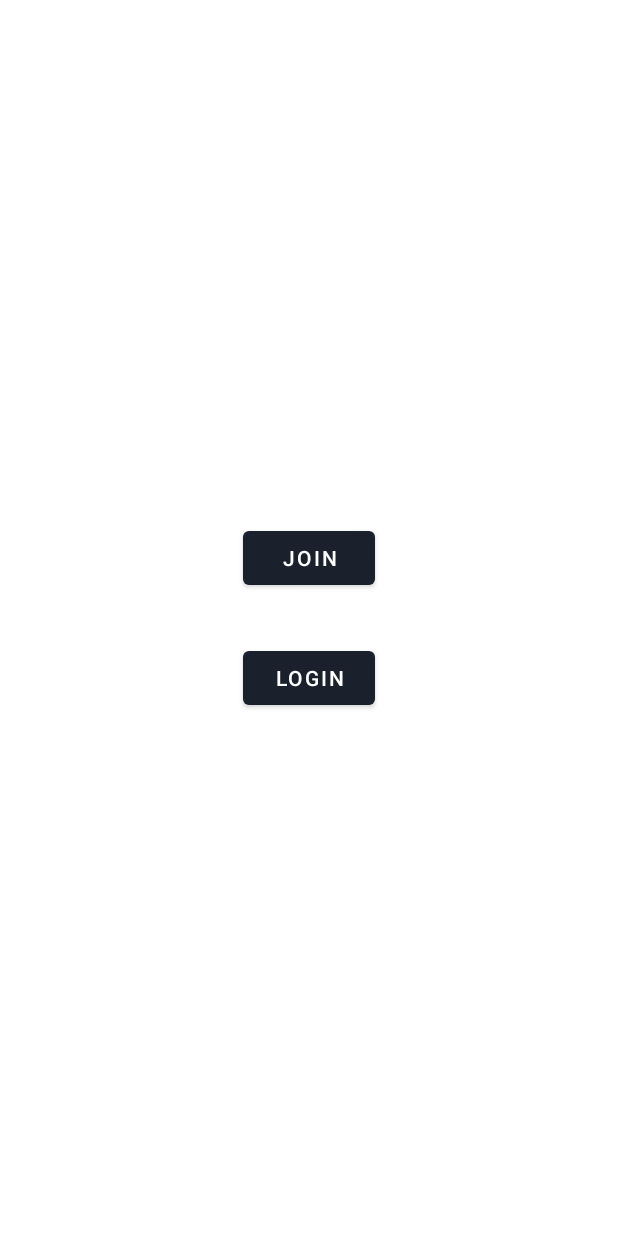
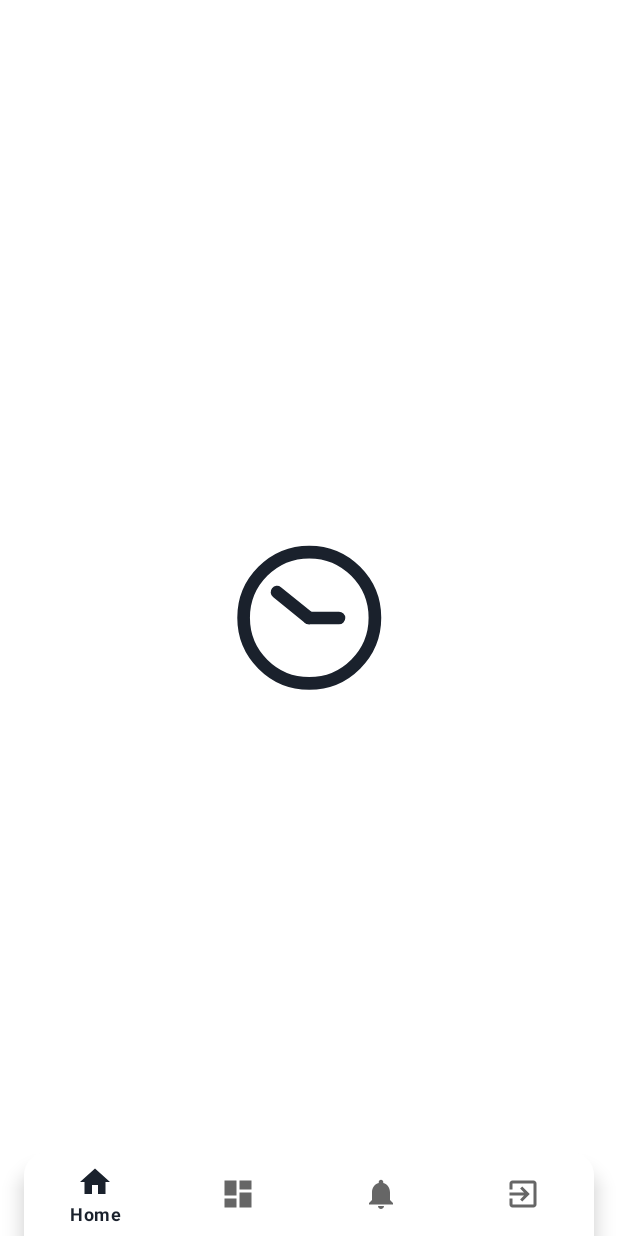
Before and after one commit to sahuadarsh0/GuruMantra, an Android app: the MainActivity screen opened directly, with no data from a screen before it, on a phone screen of 412 x 824 dp. Run offline under Robolectric (Android 15) with nearby library versions, the phone set to English and light mode, and no system bars; our stand-ins replace Dagger/Hilt's generated code, data binding, navigation-ui; libraries missing offline, so code that uses them is left out: com.afollestad.materialdialogs, us.zoom.sdk; 4 statements that could not run were skipped.

Commit message:
Completed Navigation Component

```diff
--- a/app/src/main/AndroidManifest.xml
+++ b/app/src/main/AndroidManifest.xml
@@ -12,10 +12,6 @@
         android:roundIcon="@mipmap/ic_launcher_round"
         android:supportsRtl="true"
         android:theme="@style/SplashScreenTheme" >
-        <activity
-            android:name=".DashboardActivity"
-            android:exported="true"
-            android:label="@string/title_activity_dashboard" />
         <activity
             android:name=".LoginActivity"
             android:exported="true" >
--- a/app/src/main/java/technited/minds/gurumantra/MainActivity.kt
+++ b/app/src/main/java/technited/minds/gurumantra/MainActivity.kt
@@ -1,67 +1,116 @@
 package technited.minds.gurumantra
 
 import android.content.Context
+import android.os.Bundle
+import android.widget.Toast
 import androidx.appcompat.app.AppCompatActivity
-import android.os.Bundle
-import android.util.Log
 import androidx.databinding.DataBindingUtil
+import androidx.navigation.NavController
+import androidx.navigation.findNavController
+import androidx.navigation.ui.AppBarConfiguration
+import androidx.navigation.ui.setupActionBarWithNavController
+import androidx.navigation.ui.setupWithNavController
 import com.afollestad.materialdialogs.MaterialDialog
-import retrofit2.Call
-import retrofit2.Callback
-import retrofit2.Response
-import technited.minds.gurumantra.data.remote.ApiService
+import com.google.android.material.bottomnavigation.BottomNavigationView
+import dagger.hilt.android.AndroidEntryPoint
 import technited.minds.gurumantra.databinding.ActivityMainBinding
-import technited.minds.gurumantra.model.MeetingDetails
+import technited.minds.gurumantra.utils.SharedPrefs
 import us.zoom.sdk.*
+import javax.inject.Inject
 
+@AndroidEntryPoint
 class MainActivity : AppCompatActivity() {
-    private lateinit var activityMainBinding: ActivityMainBinding
+    private lateinit var binding: ActivityMainBinding
+    private lateinit var navController: NavController
+
+    @Inject
+    lateinit var userSharedPreferences: SharedPrefs
     override fun onCreate(savedInstanceState: Bundle?) {
+        super.onCreate(savedInstanceState)
         setTheme(R.style.Theme_GuruMantra)
-        super.onCreate(savedInstanceState)
-        activityMainBinding =DataBindingUtil.setContentView(this,R.layout.activity_main)
+        binding = DataBindingUtil.setContentView(this, R.layout.activity_main)
         initializeSdk(this)
-        activityMainBinding.join.setOnClickListener{
-            getMeetings()
-        }
-    }
+//        binding.join.setOnClickListener{
+////            getMeetings()
+//        }
+        val bottomNavigationView: BottomNavigationView = binding.navView
+        navController = findNavController(R.id.nav_host_fragment_activity_main)
+        bottomNavigationView.setupWithNavController(navController)
 
-    private fun getMeetings() {
-        val apiService = ApiService.create().getMeetings()
-        apiService.enqueue(object : Callback<MeetingDetails?>{
-            override fun onResponse(call: Call<MeetingDetails?>, response: Response<MeetingDetails?>) {
-                if (response.body()?.details!!.isNotEmpty()) {
-                   val meeting  = response.body()!!
-                    meeting.details.apply {
-                        if (this[0].meetingId.isNotEmpty() && this[0].mPassword.isNotEmpty() ) {
-                            Log.d("asa", "onResponse: ${this[0].meetingId} and ,${this[0].mPassword}")
-                            joinMeeting(this@MainActivity,this[0].meetingId,this[0].mPassword)
+        bottomNavigationView.setOnItemSelectedListener { item ->
+            when (item.itemId) {
+                R.id.navigation_home -> {
+                    navController.navigate(R.id.navigation_home)
+                    return@setOnItemSelectedListener true
+                }
+                R.id.navigation_dashboard -> {
+                    navController.navigate(R.id.navigation_dashboard)
+                    return@setOnItemSelectedListener true
+                }
+                R.id.navigation_notifications -> {
+                    navController.navigate(R.id.navigation_notifications)
+                    return@setOnItemSelectedListener true
+                }
+
+                R.id.logout -> {
+                    MaterialDialog(this).show {
+                        title(text = "Logout?")
+                        message(text = "Are you sure want to logout ?")
+                        cornerRadius(16f)
+                        positiveButton(text = "Yes") { dialog ->
+                            userSharedPreferences.clearAll()
+                            dialog.dismiss()
+                            finish()
                         }
-                    }
-                }else{
-                    MaterialDialog(this@MainActivity).show {
-                        title(text = "PACKAGE ERROR")
-                        message(text = "Unable to Retrieve package details")
-                        cornerRadius(16f)
-                        positiveButton(text = "OK") { dialog ->
+                        negativeButton(text = "Cancel") { dialog ->
                             dialog.dismiss()
                         }
                     }
+                    return@setOnItemSelectedListener true
                 }
+                else -> Toast.makeText(this, "Select an item", Toast.LENGTH_SHORT).show()
             }
 
-            override fun onFailure(call: Call<MeetingDetails?>, t: Throwable) {
-                MaterialDialog(this@MainActivity).show {
-                    title(text = "API ERROR")
-                    message(text = "")
-                    cornerRadius(16f)
-                    positiveButton(text = "OK") { dialog ->
-                        dialog.dismiss()
-                    }
-                }
-            }
-        })
+            false
+        }
     }
+//
+//    private fun getMeetings() {
+//        val apiService = ApiService.create().getMeetings()
+//        apiService.enqueue(object : Callback<MeetingDetails?>{
+//            override fun onResponse(call: Call<MeetingDetails?>, response: Response<MeetingDetails?>) {
+//                if (response.body()?.details!!.isNotEmpty()) {
+//                   val meeting  = response.body()!!
+//                    meeting.details.apply {
+//                        if (this[0].meetingId.isNotEmpty() && this[0].mPassword.isNotEmpty() ) {
+//                            Log.d("asa", "onResponse: ${this[0].meetingId} and ,${this[0].mPassword}")
+//                            joinMeeting(this@MainActivity,this[0].meetingId,this[0].mPassword)
+//                        }
+//                    }
+//                }else{
+//                    MaterialDialog(this@MainActivity).show {
+//                        title(text = "PACKAGE ERROR")
+//                        message(text = "Unable to Retrieve package details")
+//                        cornerRadius(16f)
+//                        positiveButton(text = "OK") { dialog ->
+//                            dialog.dismiss()
+//                        }
+//                    }
+//                }
+//            }
+//
+//            override fun onFailure(call: Call<MeetingDetails?>, t: Throwable) {
+//                MaterialDialog(this@MainActivity).show {
+//                    title(text = "API ERROR")
+//                    message(text = "")
+//                    cornerRadius(16f)
+//                    positiveButton(text = "OK") { dialog ->
+//                        dialog.dismiss()
+//                    }
+//                }
+//            }
+//        })
+//    }
 
     private fun initializeSdk(context: Context) {
         val sdk = ZoomSDK.getInstance()
@@ -80,10 +129,11 @@ class MainActivity : AppCompatActivity() {
              * now be used to join/start a meeting.
              */
             override fun onZoomSDKInitializeResult(errorCode: Int, internalErrorCode: Int) {
-                if (errorCode== ZoomError.ZOOM_ERROR_SUCCESS){
-                    getMeetings()
+                if (errorCode == ZoomError.ZOOM_ERROR_SUCCESS) {
+//                    getMeetings()
                 }
             }
+
             override fun onZoomAuthIdentityExpired() = Unit
         }
 
@@ -97,7 +147,6 @@ class MainActivity : AppCompatActivity() {
         val options = JoinMeetingOptions()
         val params = JoinMeetingParams().apply {
             displayName = "Asa" // TODO: Enter your name
-
             meetingNo = meetingNumber
             password = pw
         }
--- a/app/src/main/java/technited/minds/gurumantra/di/AppModule.kt
+++ b/app/src/main/java/technited/minds/gurumantra/di/AppModule.kt
@@ -17,7 +17,6 @@ import technited.minds.gurumantra.data.remote.ApiService
 import technited.minds.gurumantra.data.remote.RemoteDataSource
 import technited.minds.gurumantra.data.repository.MainRepository
 import technited.minds.gurumantra.utils.Constants
-import technited.minds.gurumantra.utils.ProcessDialog
 import technited.minds.gurumantra.utils.SharedPrefs
 import javax.inject.Singleton
 
@@ -79,11 +78,6 @@ object AppModule {
     @Provides
     fun provideSharedPrefs(@ApplicationContext appContext: Context) = SharedPrefs(appContext, "USER")
 
-
-    @Singleton
-    @Provides
-    fun provideProcessDialog(@ApplicationContext appContext: Context) = ProcessDialog(appContext)
-
 //    @Singleton
 //    @Provides
 //    fun provideMembersDao(db: AppDatabase) = db.membersDao()
--- a/app/src/main/java/technited/minds/gurumantra/ui/dashboard/DashboardFragment.kt
+++ b/app/src/main/java/technited/minds/gurumantra/ui/dashboard/DashboardFragment.kt
@@ -31,10 +31,6 @@ class DashboardFragment : Fragment() {
         _binding = FragmentDashboardBinding.inflate(inflater, container, false)
         val root: View = binding.root
 
-        val textView: TextView = binding.textDashboard
-        dashboardViewModel.text.observe(viewLifecycleOwner, Observer {
-            textView.text = it
-        })
         return root
     }
 
--- a/app/src/main/java/technited/minds/gurumantra/ui/home/HomeFragment.kt
+++ b/app/src/main/java/technited/minds/gurumantra/ui/home/HomeFragment.kt
@@ -31,10 +31,7 @@ class HomeFragment : Fragment() {
         _binding = FragmentHomeBinding.inflate(inflater, container, false)
         val root: View = binding.root
 
-        val textView: TextView = binding.textHome
-        homeViewModel.text.observe(viewLifecycleOwner, Observer {
-            textView.text = it
-        })
+
         return root
     }
 
--- a/app/src/main/java/technited/minds/gurumantra/ui/notifications/NotificationsFragment.kt
+++ b/app/src/main/java/technited/minds/gurumantra/ui/notifications/NotificationsFragment.kt
@@ -31,10 +31,7 @@ class NotificationsFragment : Fragment() {
         _binding = FragmentNotificationsBinding.inflate(inflater, container, false)
         val root: View = binding.root
 
-        val textView: TextView = binding.textNotifications
-        notificationsViewModel.text.observe(viewLifecycleOwner, Observer {
-            textView.text = it
-        })
+
         return root
     }
 
--- /dev/null
+++ b/app/src/main/res/drawable/bg_bottom_nav.xml
@@ -0,0 +1,10 @@
+<?xml version="1.0" encoding="utf-8"?>
+<shape xmlns:android="http://schemas.android.com/apk/res/android">
+    <solid android:color="#FFFFFF" />
+    <corners
+
+        android:topRightRadius="15dp"
+        android:topLeftRadius="15dp"
+
+        />
+</shape>
--- a/app/src/main/res/drawable/ic_lock.xml
+++ b/app/src/main/res/drawable/ic_lock.xml
@@ -1,4 +1,4 @@
-<vector android:height="24dp" android:tint="@color/purple_500"
+<vector android:height="24dp"
     android:viewportHeight="24.0" android:viewportWidth="24.0"
     android:width="24dp" xmlns:android="http://schemas.android.com/apk/res/android">
     <path android:fillColor="#FF000000" android:pathData="M12,17c1.1,0 2,-0.9 2,-2s-0.9,-2 -2,-2 -2,0.9 -2,2 0.9,2 2,2zM18,8h-1L17,6c0,-2.76 -2.24,-5 -5,-5S7,3.24 7,6v2L6,8c-1.1,0 -2,0.9 -2,2v10c0,1.1 0.9,2 2,2h12c1.1,0 2,-0.9 2,-2L20,10c0,-1.1 -0.9,-2 -2,-2zM8.9,6c0,-1.71 1.39,-3.1 3.1,-3.1s3.1,1.39 3.1,3.1v2L8.9,8L8.9,6zM18,20L6,20L6,10h12v10z"/>
--- a/app/src/main/res/layout/activity_main.xml
+++ b/app/src/main/res/layout/activity_main.xml
@@ -12,28 +12,29 @@
         android:layout_height="match_parent"
         tools:context=".MainActivity">
 
-        <Button
-            android:id="@+id/login"
-            android:layout_width="wrap_content"
+        <com.google.android.material.bottomnavigation.BottomNavigationView
+            android:id="@+id/nav_view"
+            android:layout_width="0dp"
             android:layout_height="wrap_content"
-            android:text="Login"
+            android:layout_marginStart="16dp"
+            android:layout_marginEnd="16dp"
+            android:background="@drawable/bg_bottom_nav"
             app:layout_constraintBottom_toBottomOf="parent"
-            app:layout_constraintEnd_toEndOf="parent"
-            app:layout_constraintStart_toStartOf="parent"
-            app:layout_constraintTop_toBottomOf="@+id/join" />
+            app:layout_constraintLeft_toLeftOf="parent"
+            app:layout_constraintRight_toRightOf="parent"
+            app:menu="@menu/bottom_nav_menu" />
 
-        <Button
-            android:id="@+id/join"
-            android:layout_width="wrap_content"
-            android:layout_height="wrap_content"
-            android:layout_marginBottom="32dp"
-            android:text="Join"
-            app:layout_constraintBottom_toTopOf="@+id/login"
-            app:layout_constraintEnd_toEndOf="parent"
-            app:layout_constraintStart_toStartOf="parent"
+        <fragment
+            android:id="@+id/nav_host_fragment_activity_main"
+            android:name="androidx.navigation.fragment.NavHostFragment"
+            android:layout_width="match_parent"
+            android:layout_height="match_parent"
+            app:defaultNavHost="true"
+            app:layout_constraintBottom_toTopOf="@id/nav_view"
+            app:layout_constraintLeft_toLeftOf="parent"
+            app:layout_constraintRight_toRightOf="parent"
             app:layout_constraintTop_toTopOf="parent"
-            app:layout_constraintVertical_chainStyle="packed" />
-
+            app:navGraph="@navigation/mobile_navigation" />
 
     </androidx.constraintlayout.widget.ConstraintLayout>
 </layout>
--- a/app/src/main/res/layout/fragment_home.xml
+++ b/app/src/main/res/layout/fragment_home.xml
@@ -6,17 +6,15 @@
     android:layout_height="match_parent"
     tools:context=".ui.home.HomeFragment">
 
-    <TextView
-        android:id="@+id/text_home"
-        android:layout_width="match_parent"
-        android:layout_height="wrap_content"
-        android:layout_marginStart="8dp"
-        android:layout_marginTop="8dp"
-        android:layout_marginEnd="8dp"
-        android:textAlignment="center"
-        android:textSize="20sp"
+    <com.airbnb.lottie.LottieAnimationView
+        android:id="@+id/animation_view"
+        android:layout_width="180dp"
+        android:layout_height="180dp"
         app:layout_constraintBottom_toBottomOf="parent"
         app:layout_constraintEnd_toEndOf="parent"
         app:layout_constraintStart_toStartOf="parent"
-        app:layout_constraintTop_toTopOf="parent" />
+        app:layout_constraintTop_toTopOf="parent"
+        app:lottie_autoPlay="true"
+        app:lottie_loop="true"
+        app:lottie_rawRes="@raw/loader" />
 </androidx.constraintlayout.widget.ConstraintLayout>
--- a/app/src/main/res/layout/process_dialog.xml
+++ b/app/src/main/res/layout/process_dialog.xml
@@ -2,7 +2,7 @@
 <androidx.constraintlayout.widget.ConstraintLayout xmlns:android="http://schemas.android.com/apk/res/android"
     xmlns:app="http://schemas.android.com/apk/res-auto"
     android:layout_width="match_parent"
-    android:background="#00FFFFFF"
+    android:background="#FFFFFF"
     android:layout_height="match_parent">
 
     <com.airbnb.lottie.LottieAnimationView
--- a/app/src/main/res/menu/bottom_nav_menu.xml
+++ b/app/src/main/res/menu/bottom_nav_menu.xml
@@ -16,4 +16,9 @@
         android:icon="@drawable/ic_notifications_black_24dp"
         android:title="@string/title_notifications" />
 
+    <item
+        android:id="@+id/logout"
+        android:icon="@drawable/ic_logout"
+        android:title="@string/logout" />
+
 </menu>
--- a/app/src/main/res/values/strings.xml
+++ b/app/src/main/res/values/strings.xml
@@ -6,4 +6,5 @@
     <string name="title_home">Home</string>
     <string name="title_dashboard">Dashboard</string>
     <string name="title_notifications">Notifications</string>
+    <string name="logout">logout</string>
 </resources>
```
Also changed, not shown: app/src/main/java/technited/minds/gurumantra/DashboardActivity.kt (+1 -22 lines), app/src/main/java/technited/minds/gurumantra/LoginActivity.kt (+40 -44 lines), app/src/main/java/technited/minds/gurumantra/utils/ProcessDialog.kt (deleted, +0 -22 lines), app/src/main/res/layout/activity_dashboard.xml (deleted, +0 -33 lines), app/src/main/res/layout/activity_login.xml (+22 -0 lines), app/src/main/res/layout/fragment_dashboard.xml (+8 -10 lines), app/src/main/res/layout/fragment_notifications.xml (+8 -10 lines).
